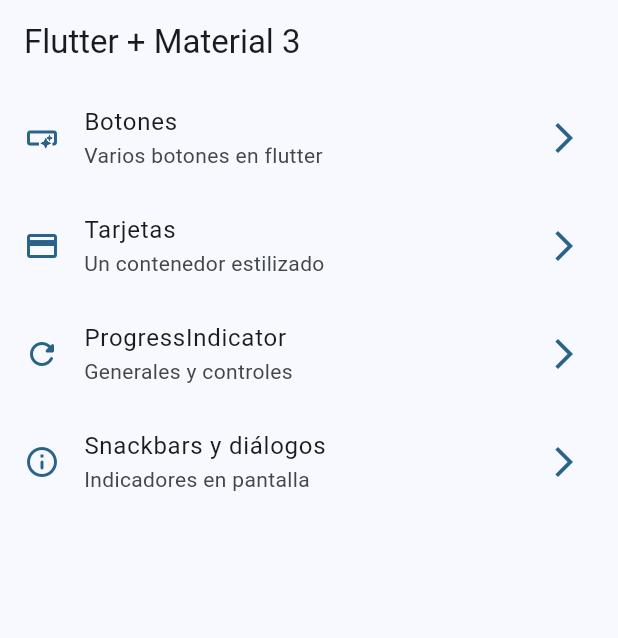
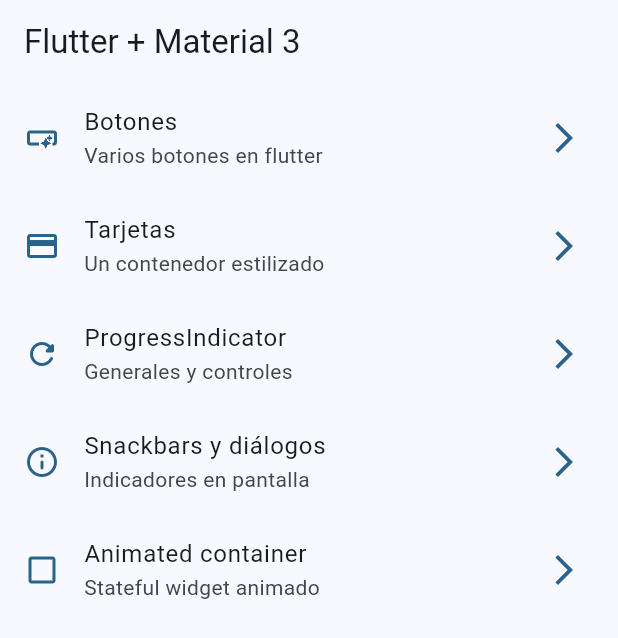
Before and after one commit to astabaresg/widgetswithflutter, a Flutter app: the screen it shows after launch, on a phone screen of 412 x 824 dp. Shown: the top 638 px of the screen. Run offline on Flutter 3.47's test engine with Material 2 defaults, Android fonts, the phone set to English and light mode, and no system bars; our stand-ins replace go_router.

Commit message:
Implementación container animado

```diff
--- a/lib/config/menu/menu_items.dart
+++ b/lib/config/menu/menu_items.dart
@@ -20,7 +20,12 @@ const appMenuItems = <MenuItem>[
       title: 'Snackbars y diálogos',
       subtitle: 'Indicadores en pantalla',
       url: '/snackbars',
-      icon: Icons.info_outline_rounded)
+      icon: Icons.info_outline_rounded),
+  MenuItem(
+      title: 'Animated container',
+      subtitle: 'Stateful widget animado',
+      url: '/animated',
+      icon: Icons.check_box_outline_blank_outlined)
 ];
 
 class MenuItem {
--- a/lib/config/router/app_router.dart
+++ b/lib/config/router/app_router.dart
@@ -29,6 +29,11 @@ final appRouter = GoRouter(
       path: '/snackbars',
       name: SnackbarScreen.name,
       builder: (context, state) => const SnackbarScreen(),
+    ),
+    GoRoute(
+      path: '/animated',
+      name: AnimatedScreen.name,
+      builder: (context, state) => const AnimatedScreen(),
     )
   ],
 );
--- a/lib/presentation/screens/cards/cards_screen.dart
+++ b/lib/presentation/screens/cards/cards_screen.dart
@@ -159,7 +159,7 @@ class _ImageCard extends StatelessWidget {
         children: [
           Center(
             child: Image.network(
-              'https://picsum.photos/id/${elevation.toInt()}/600/350',
+              'https://cdn.leonardo.ai/users/3aecbe47-5904-4162-ab5b-e11aa7fad5f9/generations/38c457e5-4c00-4370-b780-e5d76c156dbb/variations/Default_A_detailed_illustration_of_clouds_quilled_paper_intric_0_38c457e5-4c00-4370-b780-e5d76c156dbb_1.jpg',
               height: 350,
               fit: BoxFit.cover,
             ),
--- a/lib/presentation/screens/progress/progress_screen.dart
+++ b/lib/presentation/screens/progress/progress_screen.dart
@@ -20,9 +20,9 @@ class _ProgressView extends StatelessWidget {
 
   @override
   Widget build(BuildContext context) {
-    return Center(
+    return const Center(
       child: Column(
-        children: const [
+        children: [
           SizedBox(
             height: 30,
           ),
```
Also changed, not shown: lib/presentation/screens/animated/animated_screen.dart (+45 -2 lines), pubspec.lock, 1 other file.
